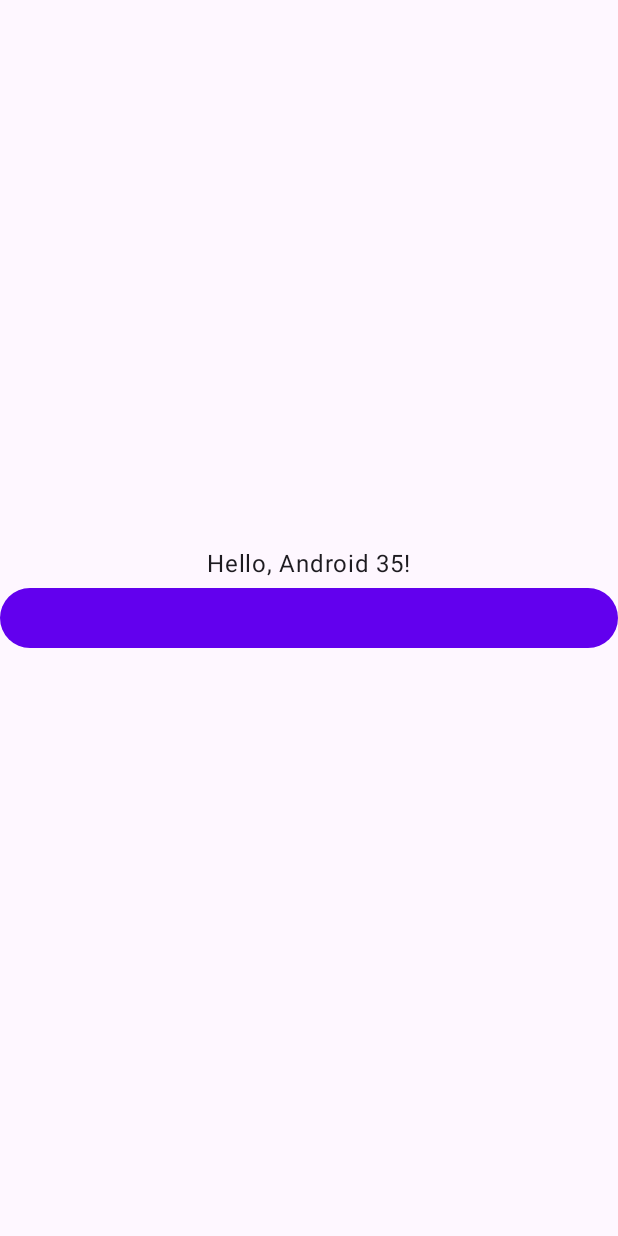
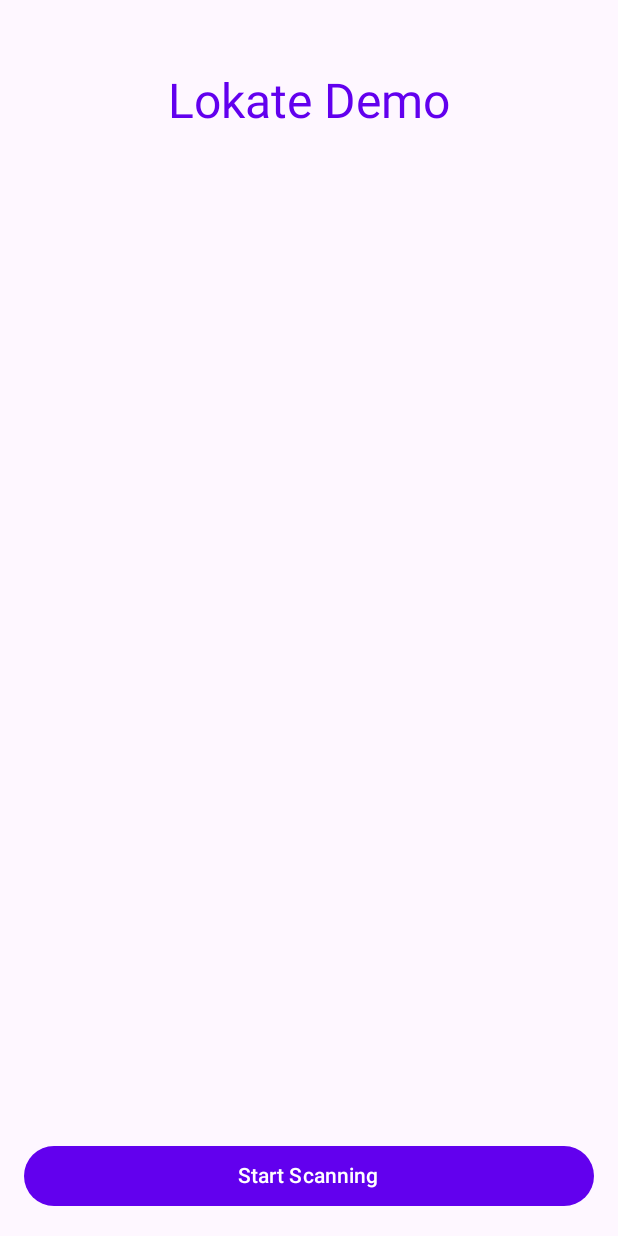
Before and after one commit to lokateapp/LokateMobileSDK, an Android app built with Jetpack Compose: the screen it shows after launch (MainActivity), on a phone screen of 412 x 824 dp. Run offline under Robolectric (Android 15) with nearby library versions, the phone set to English and light mode, and no system bars; libraries missing offline, so code that uses them is left out: org.altbeacon.beacon.

Commit message:
implement simple GUI to show nearby campaigns

```diff
--- a/androidApp/src/main/java/com/lokate/kmmobilesdk/android/MainActivity.kt
+++ b/androidApp/src/main/java/com/lokate/kmmobilesdk/android/MainActivity.kt
@@ -6,20 +6,28 @@ import androidx.activity.ComponentActivity
 import androidx.activity.compose.setContent
 import androidx.annotation.RequiresApi
 import androidx.compose.foundation.layout.Arrangement
+import androidx.compose.foundation.layout.Column
+import androidx.compose.foundation.layout.fillMaxHeight
 import androidx.compose.foundation.layout.fillMaxSize
 import androidx.compose.foundation.layout.fillMaxWidth
+import androidx.compose.foundation.layout.height
+import androidx.compose.foundation.layout.padding
+import androidx.compose.foundation.layout.size
 import androidx.compose.foundation.layout.wrapContentHeight
 import androidx.compose.foundation.lazy.LazyColumn
 import androidx.compose.material3.Button
 import androidx.compose.material3.MaterialTheme
 import androidx.compose.material3.Surface
 import androidx.compose.material3.Text
+import androidx.compose.material3.TextField
 import androidx.compose.runtime.Composable
 import androidx.compose.runtime.State
 import androidx.compose.runtime.mutableStateOf
 import androidx.compose.ui.Alignment
 import androidx.compose.ui.Modifier
+import androidx.compose.ui.text.style.TextAlign
 import androidx.compose.ui.tooling.preview.Preview
+import androidx.compose.ui.unit.dp
 import com.lokate.kmmobilesdk.Greeting
 import com.lokate.kmmsdk.AndroidBeaconScanner
 import com.lokate.kmmsdk.utils.extension.emptyString
@@ -95,11 +103,14 @@ class MainActivity : ComponentActivity() {
                     modifier = Modifier.fillMaxSize(), color = MaterialTheme.colorScheme.background
                 ) {
                     GreetingView(Greeting().greet(), ::getPermissions, {
-                        bluetoothScanner.start("1") {campaign ->
-                            // push notification
-                            println(campaign)
+                        bluetoothScanner.start("1") {campaigns: List<String> ->
+                            textState.value = if (campaigns.isNotEmpty()) {
+                                "You are in the range of following campaigns:\n" +
+                                        campaigns.joinToString("\n")
+                            } else {
+                                "No nearby campaigns found"
+                            }
                         }
-                        a()
                     }, textState)
                 }
             }
@@ -119,27 +130,39 @@ fun GreetingView(
     startScan: () -> Unit,
     textState: State<String> = mutableStateOf(emptyString())
 ) {
+    Column(
+        modifier = Modifier
+            .fillMaxSize()
+            .padding(16.dp), // Add some padding to the entire content
+        verticalArrangement = Arrangement.SpaceBetween
+    ) {
+        // Header
+        Text(
+            text = "Lokate Demo",
+            modifier = Modifier
+                .fillMaxWidth()
+                .padding(top = 32.dp),
+            style = MaterialTheme.typography.headlineLarge.copy(color = MaterialTheme.colorScheme.primary),
+            textAlign = TextAlign.Center
+        )
 
-    LazyColumn(
-        Modifier
-            .fillMaxWidth()
-            .wrapContentHeight(),
-        horizontalAlignment = Alignment.CenterHorizontally,
-        verticalArrangement = Arrangement.Top
-    ) {
-        item {
-            Text(text = text)
+        // Middle section with text field
+        Text(
+            text = textState.value,
+            modifier = Modifier
+                .fillMaxWidth()
+                .height(240.dp)
+                .padding(bottom = 32.dp, top = 16.dp)
+                .size(20.dp),
+            textAlign = TextAlign.Center
+        )
 
-        }
-        item {
-            Button(modifier = Modifier.fillMaxWidth(), onClick = {
-                permissionCheck(startScan)
-            }) {
-
-            }
-        }
-        item {
-            Text(text = textState.value)
+        // Bottom section with button
+        Button(
+            modifier = Modifier.fillMaxWidth(),
+            onClick = { permissionCheck(startScan) }
+        ) {
+            Text(text = "Start Scanning")
         }
     }
 }
--- a/kmmsdk/src/commonMain/kotlin/com/lokate/kmmsdk/domain/beacon/BeaconScanner.kt
+++ b/kmmsdk/src/commonMain/kotlin/com/lokate/kmmsdk/domain/beacon/BeaconScanner.kt
@@ -33,7 +33,7 @@ interface BeaconScanner {
 
     fun setRssiThreshold(threshold: Int)
     fun observeErrors(): CFlow<Exception>
-    fun start(branchId: String, regionStayCallback: (String) -> Unit)
+    fun start(branchId: String, regionStayCallback: (List<String>) -> Unit)
     fun stop()
 }
 
```
Also changed, not shown: kmmsdk/src/androidMain/kotlin/com/lokate/kmmsdk/AndroidBeaconScanner.kt (+9 -4 lines).
